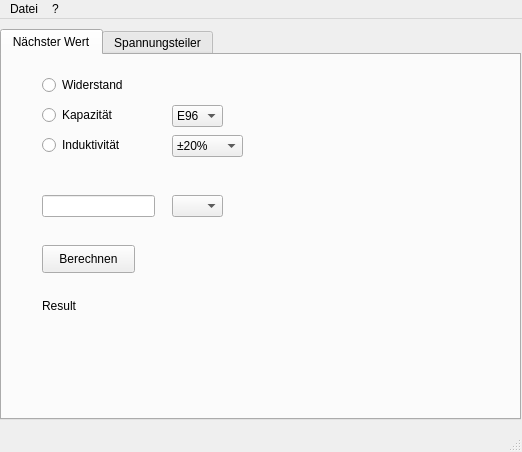
This is main.ui in heroldt/ETCalc as Qt 5 draws it before an edit. The edited form follows.
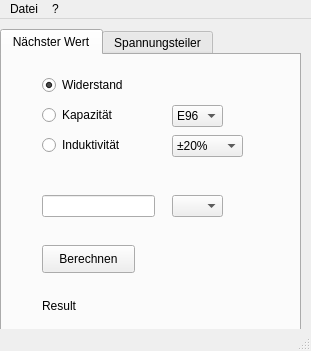
This is the edited form.

Commit message: added prefix and unit in result string

Patch:
```diff
--- a/main.ui
+++ b/main.ui
@@ -6,8 +6,8 @@
    <rect>
     <x>0</x>
     <y>0</y>
-    <width>522</width>
-    <height>452</height>
+    <width>311</width>
+    <height>351</height>
    </rect>
   </property>
   <property name="windowTitle">
@@ -19,8 +19,8 @@
      <rect>
       <x>0</x>
       <y>10</y>
-      <width>521</width>
-      <height>391</height>
+      <width>301</width>
+      <height>311</height>
      </rect>
     </property>
     <property name="currentIndex">
@@ -42,6 +42,9 @@
       <property name="text">
        <string>Widerstand</string>
       </property>
+      <property name="checked">
+       <bool>true</bool>
+      </property>
      </widget>
      <widget class="QRadioButton" name="radioButton_cap">
       <property name="geometry">
@@ -252,7 +255,7 @@
     <rect>
      <x>0</x>
      <y>0</y>
-     <width>522</width>
+     <width>311</width>
      <height>21</height>
     </rect>
    </property>
```
The commit also changes 1 other file.
